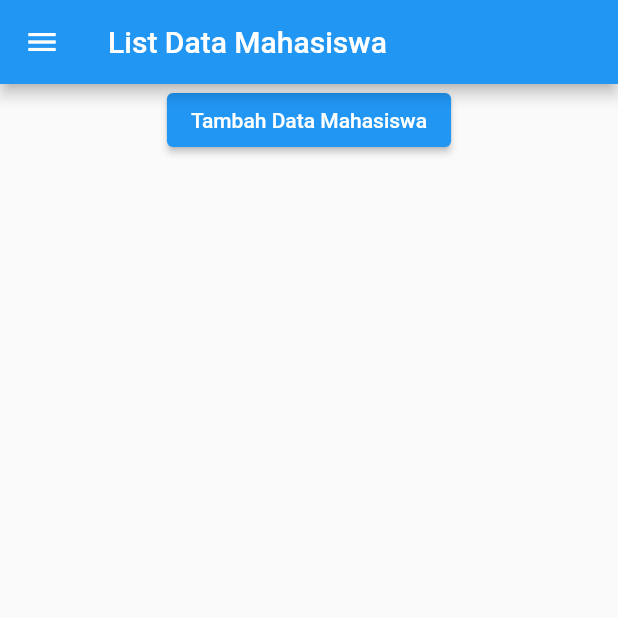
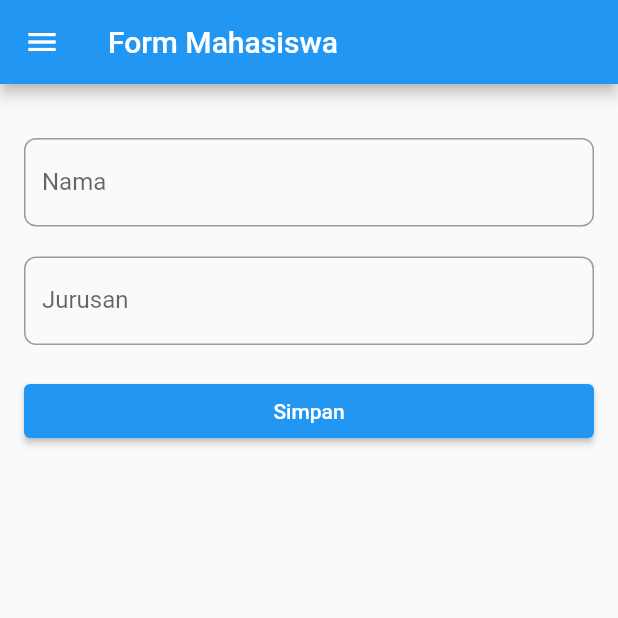
Before and after one commit to wildannouval/crud-flutter-api, a Flutter app: the ListData screen opened directly, after a tap on "Tambah Data Mahasiswa", on a phone screen of 412 x 824 dp, the top half of it. Run offline on Flutter 3.47's test engine with Material 2 defaults, Android fonts, the phone set to English and light mode, and no system bars; our stand-ins replace shared_preferences; accounts and stored records are empty; network calls fail.

Commit message:
menambah ui dan fucntion create data mahasiswa

```diff
--- a/lib/list_data.dart
+++ b/lib/list_data.dart
@@ -16,8 +16,8 @@ class ListData extends StatefulWidget {
 class _ListDataState extends State<ListData> {
   List<Map<String, String>> dataMahasiswa = [];
   String url = Platform.isAndroid
-      ? 'http://192.168.0.107/api_flutter/index.php'
-      : 'http://localhost/api_flutter/index.php';
+      ? 'http://192.168.1.3/belajarflutter/index.php'
+      : 'http://localhost/belajarflutter/index.php';
   @override
   void initState() {
     super.initState();
@@ -65,7 +65,7 @@ class _ListDataState extends State<ListData> {
               Navigator.pushReplacement(
                   context,
                   MaterialPageRoute(
-                    builder: ((context) => const TambahData(),),
+                    builder: ((context) => const TambahData()),
                   ));
             },
             child: const Text('Tambah Data Mahasiswa'),
--- a/lib/main.dart
+++ b/lib/main.dart
@@ -10,6 +10,7 @@ class MyApp extends StatelessWidget {
   @override
   Widget build(BuildContext context) {
     return const MaterialApp(
+      debugShowCheckedModeBanner: false,
       title: 'Unsoed App CRUD',
       home: SplashScreen(),
     );
--- /dev/null
+++ b/lib/tambah_data.dart
@@ -0,0 +1,143 @@
+import 'dart:convert';
+import 'dart:io';
+
+import 'package:crud_flutter/list_data.dart';
+import 'package:crud_flutter/side_menu.dart';
+import 'package:flutter/material.dart';
+import 'package:http/http.dart' as http;
+
+class TambahData extends StatefulWidget {
+  const TambahData({super.key});
+  @override
+  State<TambahData> createState() => _TambahDataState();
+}
+
+class _TambahDataState extends State<TambahData> {
+  final namaController = TextEditingController();
+  final jurusanController = TextEditingController();
+
+  Future postData(String nama, String jurusan) async {
+    String url = Platform.isAndroid
+      ? 'http://192.168.1.3/belajarflutter/index.php'
+      : 'http://localhost/belajarflutter/index.php';
+    Map<String, String> headers = {'Content-Type': 'application/json'};
+    String jsonBody = '{"nama": "$nama", "jurusan": "$jurusan"}';
+    var response = await http.post(
+      Uri.parse(url),
+      headers: headers,
+      body: jsonBody,
+    );
+
+    if (response.statusCode == 200) {
+      return json.decode(response.body);
+    } else {
+      throw Exception('Failed to add data');
+    }
+  }
+
+  @override
+  Widget build(BuildContext context) {
+    return Scaffold(
+      appBar: AppBar(
+        title: const Text('Form Mahasiswa'),
+      ),
+      drawer: const SideMenu(),
+      body: ListView(
+        padding: const EdgeInsets.all(16.0),
+        children: [
+          Padding(
+            padding: const EdgeInsets.only(
+              top: 20,
+            ),
+            child: TextField(
+              controller: namaController,
+              decoration: InputDecoration(
+                  labelText: 'Nama',
+                  border: OutlineInputBorder(
+                    borderRadius: BorderRadius.circular(8),
+                  )),
+            ),
+          ),
+          Padding(
+            padding: const EdgeInsets.only(
+              top: 20,
+            ),
+            child: TextField(
+              controller: jurusanController,
+              decoration: InputDecoration(
+                  labelText: 'Jurusan',
+                  border: OutlineInputBorder(
+                    borderRadius: BorderRadius.circular(8),
+                  )),
+            ),
+          ),
+          Padding(
+            padding: const EdgeInsets.only(top: 20),
+            child: ElevatedButton(
+              child: const Text(
+                'Simpan',
+                style: TextStyle(color: Colors.white),
+              ),
+              onPressed: () {
+                String nama = namaController.text;
+                String jurusan = jurusanController.text;
+                // print(nama);
+                postData(nama, jurusan).then((result) {
+                  //print(result['pesan']);
+                  if (result['pesan'] == 'berhasil') {
+                    showDialog(
+                        context: context,
+                        builder: (context) {
+                          //var namauser2 = namauser;
+                          return AlertDialog(
+                            title: const Text('Data berhasil di tambah'),
+                            content: const Text('ok'),
+                            actions: [
+                              TextButton(
+                                child: const Text('OK'),
+                                onPressed: () {
+                                  Navigator.push(
+                                    context,
+                                    MaterialPageRoute(
+                                      builder: (context) => const ListData(),
+                                    ),
+                                  );
+                                },
+                              ),
+                            ],
+                          );
+                        });
+                  }
+                  setState(() {});
+                });
+              },
+            ),
+          )
+        ],
+      ),
+    );
+  }
+
+  // Future<void> upsertKontak() async {
+  //   if (widget.tambah != null) {
+  //     //update
+  //     await db.updateKontak(Tamb.fromMap({
+  //       'id': widget.kontak!.id,
+  //       'name': name!.text,
+  //       'mobileNo': mobileNo!.text,
+  //       'email': email!.text,
+  //       'company': company!.text
+  //     }));
+  //     Navigator.pop(context, 'update');
+  //   } else {
+  //     //insert
+  //     await db.saveKontak(Kontak(
+  //       name: name!.text,
+  //       mobileNo: mobileNo!.text,
+  //       email: email!.text,
+  //       company: company!.text,
+  //     ));
+  //     Navigator.pop(context, 'save');
+  //   }
+  // }
+}
```
